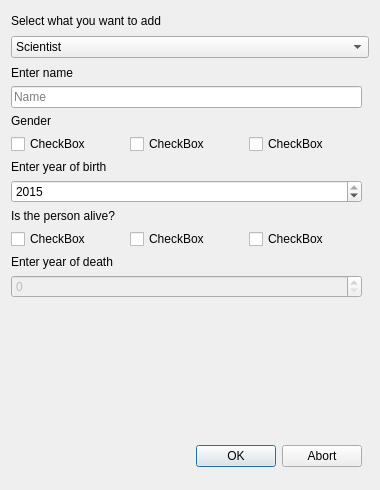
This is VLNvika3/search.ui in Gylfian/VLN-vika-3 as Qt 5 draws it before an edit. The edited form follows.
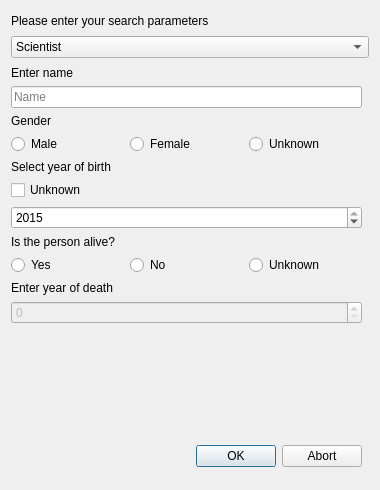
This is the edited form. The open tabs and pages were chosen to show the change.

Commit message: Search prototype

```diff
--- a/VLNvika3/search.ui
+++ b/VLNvika3/search.ui
@@ -47,7 +47,7 @@
    <item>
     <widget class="QLabel" name="label_5">
      <property name="text">
-      <string>Select what you want to add</string>
+      <string>Please enter your search parameters</string>
      </property>
     </widget>
    </item>
@@ -221,23 +221,23 @@
         <item>
          <layout class="QHBoxLayout" name="horizontalLayout_3">
           <item>
-           <widget class="QCheckBox" name="checkBox">
+           <widget class="QRadioButton" name="maleRadio">
             <property name="text">
-             <string>CheckBox</string>
+             <string>Male</string>
             </property>
            </widget>
           </item>
           <item>
-           <widget class="QCheckBox" name="checkBox_2">
+           <widget class="QRadioButton" name="femaleRadio">
             <property name="text">
-             <string>CheckBox</string>
+             <string>Female</string>
             </property>
            </widget>
           </item>
           <item>
-           <widget class="QCheckBox" name="checkBox_3">
+           <widget class="QRadioButton" name="unknownRadio">
             <property name="text">
-             <string>CheckBox</string>
+             <string>Unknown</string>
             </property>
            </widget>
           </item>
@@ -246,7 +246,14 @@
         <item>
          <widget class="QLabel" name="sciBirthYearText">
           <property name="text">
-           <string>Enter year of birth</string>
+           <string>Select year of birth</string>
+          </property>
+         </widget>
+        </item>
+        <item>
+         <widget class="QCheckBox" name="checkBox">
+          <property name="text">
+           <string>Unknown</string>
           </property>
          </widget>
         </item>
@@ -285,23 +292,23 @@
         <item>
          <layout class="QHBoxLayout" name="horizontalLayout_2">
           <item>
-           <widget class="QCheckBox" name="checkBox_5">
+           <widget class="QRadioButton" name="yesRadio">
             <property name="text">
-             <string>CheckBox</string>
+             <string>Yes</string>
             </property>
            </widget>
           </item>
           <item>
-           <widget class="QCheckBox" name="checkBox_6">
+           <widget class="QRadioButton" name="noRadio">
             <property name="text">
-             <string>CheckBox</string>
+             <string>No</string>
             </property>
            </widget>
           </item>
           <item>
-           <widget class="QCheckBox" name="checkBox_4">
+           <widget class="QRadioButton" name="unknownRadioAlive">
             <property name="text">
-             <string>CheckBox</string>
+             <string>Unknown</string>
             </property>
            </widget>
           </item>
```
Left out of the diff: 30 changed lines with no effect on the pictures. The commit also changes 3 other files.
